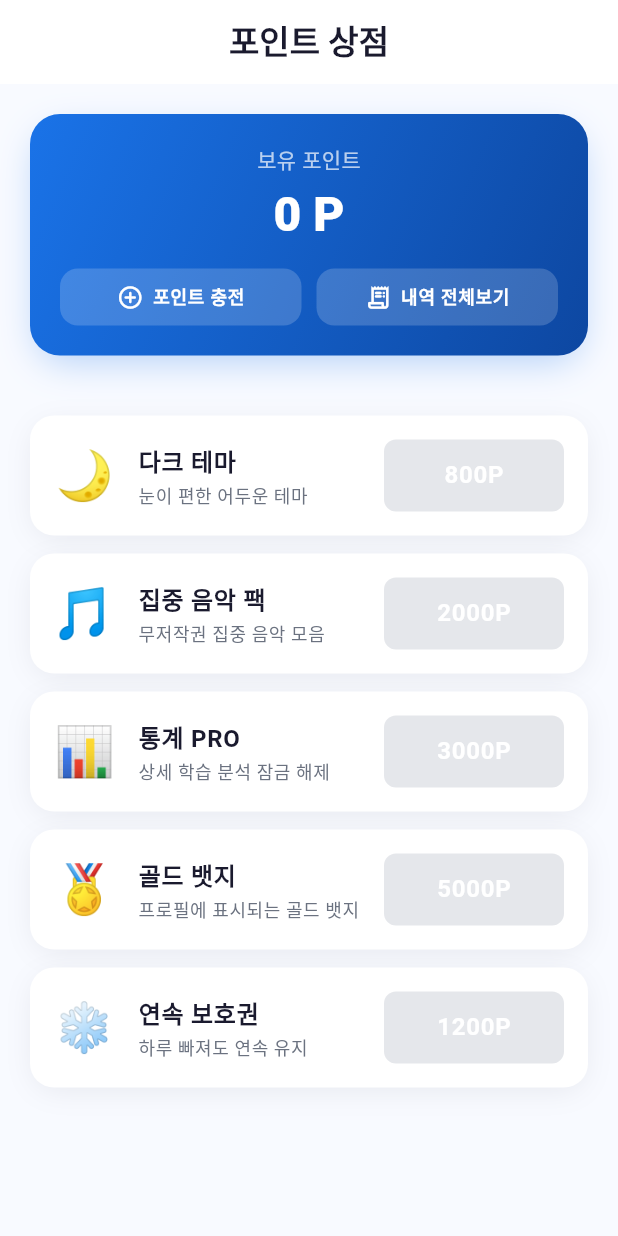
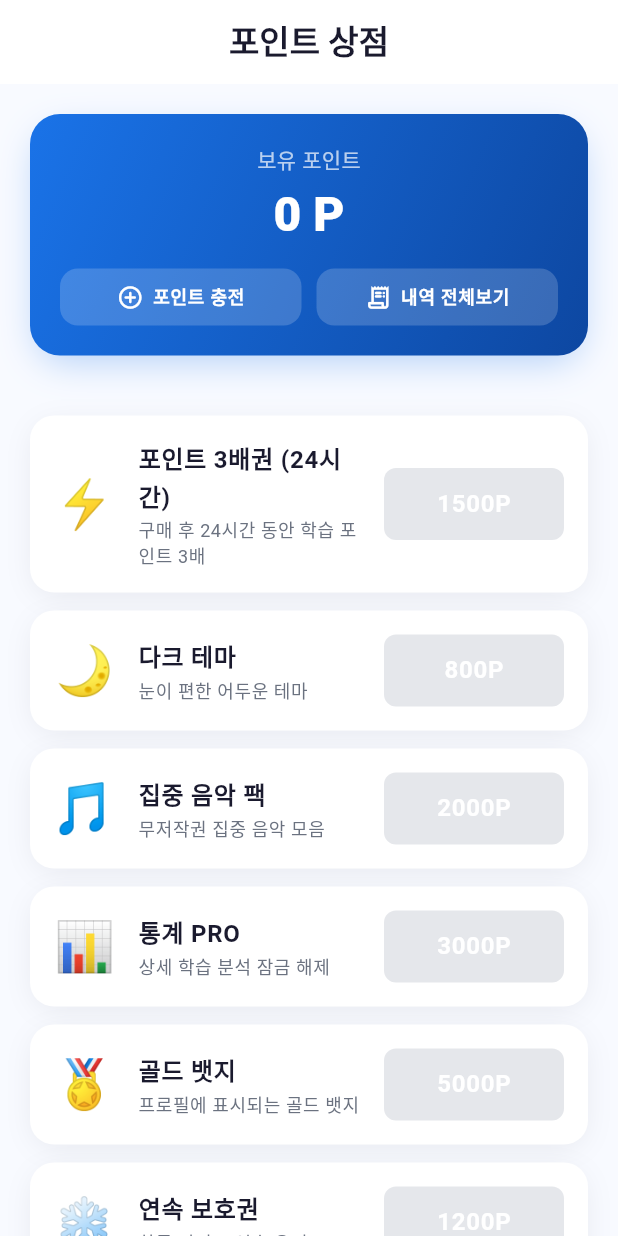
Before and after one commit to anchovy8781/studyfactory, a Flutter app: the PointStoreScreen screen opened by its route, on a phone screen of 412 x 824 dp. Run offline on Flutter 3.47's test engine with Material 3 defaults, Android fonts, the phone set to English and light mode, and no system bars; our stand-ins replace camera, cloud_firestore, dio, equatable, firebase_analytics, firebase_auth and 20 more; missing offline and left inert: google_mlkit_face_detection; accounts and stored records are empty; Roboto replaces fonts that are missing (Pretendard).

Commit message:
빌드 수정(플러그인 Kotlin 버전 핀) + 음식카드 100종·전설효과·포인트3배권·매일팁
- CI 빌드 실패 해결: wakelock_plus 1.2.8 / package_info_plus 8.0.2로 핀
  (1.4.x·9.x는 Kotlin 2.x 컴파일로 프로젝트 Kotlin 1.9.22와 메타데이터 불일치)
- 음식카드 77→100종(신규 23종) 추가
- 전설 카드 효과: 보유 전설 1종당 학습 포인트 +0.1배(최대 2.0배)
- 포인트 상점에 '포인트 3배권(24시간)' 소비형 아이템 추가
- 공부/연속학습 보상에 전설·부스터 배수 적용
- 홈 '오늘의 학습 팁'이 매일 바뀌도록(14종 순환)

Co-Authored-By: Claude Opus 4.8 <noreply@anthropic.com>
Claude-Session: https://claude.ai/code/session_01HRsPvkXhWVbZvdjp6zzbXC

```diff
--- a/lib/features/foodcard/data/food_cards.dart
+++ b/lib/features/foodcard/data/food_cards.dart
@@ -1,18 +1,23 @@
-/// 77 collectible food cards for the gacha system.
+/// 100 collectible food cards for the gacha system.
 class FoodCard {
-  const FoodCard(this.id, this.name, this.emoji, this.rarity);
+  const FoodCard(this.id, this.name, this.emoji, this.rarity, {this.effect = ''});
   final int id;
   final String name;
   final String emoji;
   final String rarity; // common | rare | epic | legendary
+
+  /// Special ability description. Legendary cards each grant a points boost.
+  final String effect;
+
+  bool get isLegendary => rarity == 'legendary';
 }
 
 const foodCards = <FoodCard>[
-  FoodCard(1, '한우 스테이크', '🥩', 'legendary'),
-  FoodCard(2, '랍스터', '🦞', 'legendary'),
-  FoodCard(3, '캐비어', '🥚', 'legendary'),
-  FoodCard(4, '트러플 파스타', '🍝', 'legendary'),
-  FoodCard(5, '황금 케이크', '🎂', 'legendary'),
+  FoodCard(1, '한우 스테이크', '🥩', 'legendary', effect: '학습 포인트 1.1배'),
+  FoodCard(2, '랍스터', '🦞', 'legendary', effect: '학습 포인트 1.1배'),
+  FoodCard(3, '캐비어', '🥚', 'legendary', effect: '학습 포인트 1.1배'),
+  FoodCard(4, '트러플 파스타', '🍝', 'legendary', effect: '학습 포인트 1.1배'),
+  FoodCard(5, '황금 케이크', '🎂', 'legendary', effect: '학습 포인트 1.1배'),
   FoodCard(6, '초밥 모둠', '🍣', 'epic'),
   FoodCard(7, '스테이크', '🍖', 'epic'),
   FoodCard(8, '연어회', '🍣', 'epic'),
@@ -85,7 +90,45 @@ const foodCards = <FoodCard>[
   FoodCard(75, '아보카도', '🥑', 'common'),
   FoodCard(76, '레몬', '🍋', 'common'),
   FoodCard(77, '땅콩', '🥜', 'common'),
+  // ── 신규 추가 카드 (78~100) ───────────────────────────────────────────────
+  FoodCard(78, '금박 초밥', '🍣', 'legendary', effect: '학습 포인트 1.1배'),
+  FoodCard(79, '샥스핀', '🍲', 'legendary', effect: '학습 포인트 1.1배'),
+  FoodCard(80, '푸아그라', '🦆', 'legendary', effect: '학습 포인트 1.1배'),
+  FoodCard(81, '송로버섯 리조또', '🍚', 'epic'),
+  FoodCard(82, '와규 초밥', '🍣', 'epic'),
+  FoodCard(83, '킹크랩', '🦀', 'epic'),
+  FoodCard(84, '양갈비', '🍖', 'epic'),
+  FoodCard(85, '문어숙회', '🐙', 'epic'),
+  FoodCard(86, '딤섬', '🥟', 'rare'),
+  FoodCard(87, '쌀국수', '🍜', 'rare'),
+  FoodCard(88, '팟타이', '🍝', 'rare'),
+  FoodCard(89, '규동', '🍱', 'rare'),
+  FoodCard(90, '오므라이스', '🍳', 'rare'),
+  FoodCard(91, '크레페', '🥞', 'rare'),
+  FoodCard(92, '에그타르트', '🥧', 'rare'),
+  FoodCard(93, '붕어빵', '🐟', 'common'),
+  FoodCard(94, '호떡', '🥮', 'common'),
+  FoodCard(95, '계란빵', '🥚', 'common'),
+  FoodCard(96, '식혜', '🥛', 'common'),
+  FoodCard(97, '약과', '🍪', 'common'),
+  FoodCard(98, '미숫가루', '🥤', 'common'),
+  FoodCard(99, '오뎅', '🍢', 'common'),
+  FoodCard(100, '군밤', '🌰', 'common'),
 ];
 
 FoodCard foodCardById(int id) =>
     foodCards.firstWhere((c) => c.id == id, orElse: () => foodCards.first);
+
+/// IDs of all legendary cards (each grants a 1.1× learning-points boost).
+final legendaryCardIds =
+    foodCards.where((c) => c.isLegendary).map((c) => c.id).toSet();
+
+/// Points multiplier from owned legendary cards.
+///
+/// Each distinct legendary owned adds +0.1× (e.g. 3 legendaries → 1.3×),
+/// capped at 2.0× so it stays balanced.
+double legendaryPointsMultiplier(Iterable<int> ownedCardIds) {
+  final owned = ownedCardIds.where(legendaryCardIds.contains).toSet().length;
+  final mult = 1.0 + 0.1 * owned;
+  return mult > 2.0 ? 2.0 : mult;
+}
--- a/lib/features/home/presentation/home_screen.dart
+++ b/lib/features/home/presentation/home_screen.dart
@@ -630,12 +630,35 @@ class _HomeContent extends ConsumerWidget {
           ),
           const SizedBox(height: AppSizes.spaceMd),
           Text(
-            '포모도로 기법을 활용해보세요!\n25분 집중 후 5분 휴식을 반복하면\n집중력이 크게 향상됩니다.',
+            _dailyTip(),
             style: AppTextStyles.bodyMedium,
           ),
         ],
       ),
     ).animate().fadeIn(duration: 600.ms, delay: 480.ms);
+  }
+
+  /// A study tip that changes every day (deterministic by day-of-year).
+  static String _dailyTip() {
+    const tips = [
+      '포모도로 기법을 활용해보세요!\n25분 집중 후 5분 휴식을 반복하면\n집중력이 크게 향상됩니다.',
+      '배운 내용을 다른 사람에게 설명하듯\n말해보면 기억에 훨씬 오래 남아요.',
+      '잠들기 전 10분 복습은\n장기 기억 형성에 큰 도움이 됩니다.',
+      '어려운 과목을 오전에 배치하면\n집중력이 높을 때 효율적으로 공부할 수 있어요.',
+      '한 번에 몰아서보다 매일 조금씩\n나눠서 공부하는 분산 학습이 더 효과적입니다.',
+      '공부 시작 전 오늘의 목표를\n구체적으로 적어두면 집중이 쉬워져요.',
+      '스마트폰은 다른 방에 두고\n공부하면 집중 시간이 길어집니다.',
+      '틀린 문제는 오답노트에 정리해\n약점을 집중적으로 보완해보세요.',
+      '충분한 수면은 최고의 학습 도구입니다.\n하루 7시간 이상 자도록 노력해보세요.',
+      '물을 자주 마시고 가벼운 스트레칭을 하면\n뇌가 더 잘 작동해요.',
+      '복습은 망각곡선을 따라\n1일·3일·7일 간격으로 하면 효과적입니다.',
+      '작은 목표를 달성할 때마다\n스스로에게 보상을 주면 동기가 유지돼요.',
+      '공부 환경을 깔끔하게 정리하면\n불필요한 주의 분산을 줄일 수 있어요.',
+      '이해가 안 되는 부분은 넘기지 말고\nAI 멘토에게 바로 질문해보세요.',
+    ];
+    final now = DateTime.now();
+    final doy = now.difference(DateTime(now.year)).inDays;
+    return tips[doy % tips.length];
   }
 
   String _formatNumber(int n) {
--- a/lib/features/store/presentation/point_store_screen.dart
+++ b/lib/features/store/presentation/point_store_screen.dart
@@ -9,15 +9,22 @@ import 'package:studyverse/core/services/rewards_service.dart';
 
 /// A purchasable store item.
 class _StoreItem {
-  const _StoreItem(this.id, this.emoji, this.title, this.desc, this.cost);
+  const _StoreItem(this.id, this.emoji, this.title, this.desc, this.cost,
+      {this.consumable = false});
   final String id;
   final String emoji;
   final String title;
   final String desc;
   final int cost;
+
+  /// Consumable items can be bought repeatedly (e.g. boosters) and are never
+  /// marked permanently "owned".
+  final bool consumable;
 }
 
 const _items = <_StoreItem>[
+  _StoreItem('point_boost_3x', '⚡', '포인트 3배권 (24시간)',
+      '구매 후 24시간 동안 학습 포인트 3배', 1500, consumable: true),
   _StoreItem('theme_dark', '🌙', '다크 테마', '눈이 편한 어두운 테마', 800),
   _StoreItem('music_pack', '🎵', '집중 음악 팩', '무저작권 집중 음악 모음', 2000),
   _StoreItem('stats_pro', '📊', '통계 PRO', '상세 학습 분석 잠금 해제', 3000),
@@ -153,7 +160,9 @@ class PointStoreScreen extends StatelessWidget {
     int points,
     bool owned,
   ) {
-    final canBuy = !owned && points >= item.cost;
+    // Consumables (boosters) are never permanently owned — always buyable.
+    final isOwned = owned && !item.consumable;
+    final canBuy = !isOwned && points >= item.cost;
     return Container(
       padding: const EdgeInsets.all(AppSizes.spaceLg),
       decoration: BoxDecoration(
@@ -180,7 +189,7 @@ class PointStoreScreen extends StatelessWidget {
             ),
           ),
           const SizedBox(width: AppSizes.spaceMd),
-          owned
+          isOwned
               ? Container(
                   padding: const EdgeInsets.symmetric(
                       horizontal: 12, vertical: 8),
@@ -243,15 +252,22 @@ class PointStoreScreen extends StatelessWidget {
         if (current < item.cost) {
           throw '포인트가 부족합니다.';
         }
-        tx.update(userDoc, {
-          'points': current - item.cost,
-          'ownedItems': FieldValue.arrayUnion([item.id]),
-        });
+        final update = <String, dynamic>{'points': current - item.cost};
+        if (item.id == 'point_boost_3x') {
+          // Activate a 24h x3 points booster (consumable).
+          update['pointBoostUntil'] = Timestamp.fromDate(
+              DateTime.now().add(const Duration(hours: 24)));
+        } else {
+          update['ownedItems'] = FieldValue.arrayUnion([item.id]);
+        }
+        tx.update(userDoc, update);
       });
       await RewardsService.instance.logPoints(-item.cost, '${item.title} 구매');
       messenger.showSnackBar(
         SnackBar(
-          content: Text('${item.title} 구매 완료!'),
+          content: Text(item.id == 'point_boost_3x'
+              ? '포인트 3배권이 활성화되었습니다! (24시간) ⚡'
+              : '${item.title} 구매 완료!'),
           backgroundColor: AppColors.success,
           behavior: SnackBarBehavior.floating,
         ),
```
Also changed, not shown: lib/core/services/rewards_service.dart (+29 -3 lines), pubspec.yaml (+8 -0 lines), pubspec.lock, 2 other files.
